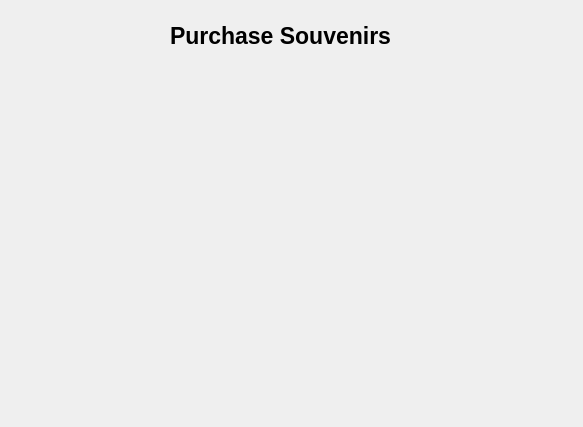
Old version of the form src/purchasesouvenirs.ui in the repository brianclinkenbeard/collegetour.
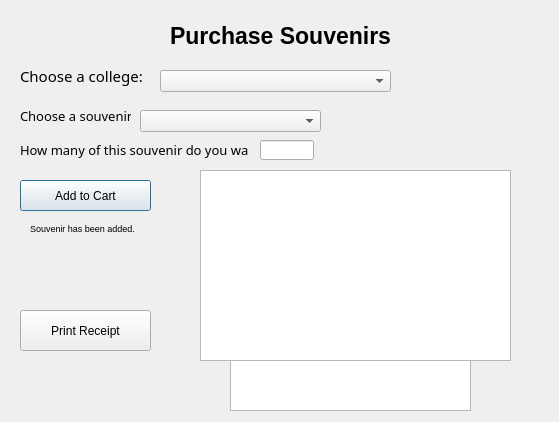
New version of the form.

Commit message: purchase souvenirs

What changed in the file:
```diff
--- a/src/purchasesouvenirs.ui
+++ b/src/purchasesouvenirs.ui
@@ -6,8 +6,8 @@
    <rect>
     <x>0</x>
     <y>0</y>
-    <width>583</width>
-    <height>427</height>
+    <width>559</width>
+    <height>422</height>
    </rect>
   </property>
   <property name="windowTitle">
@@ -34,17 +34,175 @@
     <string>Purchase Souvenirs</string>
    </property>
   </widget>
-  <widget class="QWidget" name="gridLayoutWidget">
+  <widget class="QComboBox" name="comboBox_college">
    <property name="geometry">
     <rect>
-     <x>40</x>
-     <y>80</y>
-     <width>511</width>
-     <height>141</height>
+     <x>160</x>
+     <y>70</y>
+     <width>231</width>
+     <height>22</height>
     </rect>
    </property>
-   <layout class="QGridLayout" name="purchaseLayout"/>
   </widget>
+  <widget class="QLabel" name="label_2">
+   <property name="geometry">
+    <rect>
+     <x>20</x>
+     <y>60</y>
+     <width>151</width>
+     <height>31</height>
+    </rect>
+   </property>
+   <property name="font">
+    <font>
+     <family>Rockwell</family>
+     <pointsize>11</pointsize>
+     <weight>50</weight>
+     <bold>false</bold>
+    </font>
+   </property>
+   <property name="text">
+    <string>Choose a college:</string>
+   </property>
+  </widget>
+  <widget class="QComboBox" name="comboBox_souvenir">
+   <property name="geometry">
+    <rect>
+     <x>140</x>
+     <y>110</y>
+     <width>181</width>
+     <height>22</height>
+    </rect>
+   </property>
+  </widget>
+  <widget class="QLabel" name="label_3">
+   <property name="geometry">
+    <rect>
+     <x>20</x>
+     <y>100</y>
+     <width>111</width>
+     <height>31</height>
+    </rect>
+   </property>
+   <property name="font">
+    <font>
+     <family>Rockwell</family>
+     <pointsize>10</pointsize>
+     <weight>50</weight>
+     <bold>false</bold>
+    </font>
+   </property>
+   <property name="text">
+    <string>Choose a souvenir:</string>
+   </property>
+  </widget>
+  <widget class="QLabel" name="label_4">
+   <property name="geometry">
+    <rect>
+     <x>20</x>
+     <y>140</y>
+     <width>229</width>
+     <height>20</height>
+    </rect>
+   </property>
+   <property name="font">
+    <font>
+     <family>Rockwell</family>
+     <pointsize>10</pointsize>
+     <weight>50</weight>
+     <bold>false</bold>
+    </font>
+   </property>
+   <property name="text">
+    <string>How many of this souvenir do you want?</string>
+   </property>
+  </widget>
+  <widget class="QLineEdit" name="lineEdit_quanity">
+   <property name="geometry">
+    <rect>
+     <x>260</x>
+     <y>140</y>
+     <width>54</width>
+     <height>20</height>
+    </rect>
+   </property>
+  </widget>
+  <widget class="QPushButton" name="pushButton_add">
+   <property name="geometry">
+    <rect>
+     <x>20</x>
+     <y>180</y>
+     <width>131</width>
+     <height>31</height>
+    </rect>
+   </property>
+   <property name="text">
+    <string>Add to Cart</string>
+   </property>
+  </widget>
+  <widget class="QLabel" name="label_add">
+   <property name="geometry">
+    <rect>
+     <x>30</x>
+     <y>220</y>
+     <width>131</width>
+     <height>16</height>
+    </rect>
+   </property>
+   <property name="font">
+    <font>
+     <pointsize>7</pointsize>
+    </font>
+   </property>
+   <property name="text">
+    <string>Souvenir has been added.</string>
+   </property>
+  </widget>
+  <widget class="QTableWidget" name="tableWidget_receipt">
+   <property name="geometry">
+    <rect>
+     <x>200</x>
+     <y>170</y>
+     <width>311</width>
+     <height>191</height>
+    </rect>
+   </property>
+  </widget>
+  <widget class="QPushButton" name="pushButton_receipt">
+   <property name="geometry">
+    <rect>
+     <x>20</x>
+     <y>310</y>
+     <width>131</width>
+     <height>41</height>
+    </rect>
+   </property>
+   <property name="text">
+    <string>Print Receipt</string>
+   </property>
+  </widget>
+  <widget class="QTableWidget" name="tableWidget_total">
+   <property name="geometry">
+    <rect>
+     <x>230</x>
+     <y>360</y>
+     <width>241</width>
+     <height>51</height>
+    </rect>
+   </property>
+  </widget>
+  <zorder>label</zorder>
+  <zorder>label_2</zorder>
+  <zorder>comboBox_college</zorder>
+  <zorder>comboBox_souvenir</zorder>
+  <zorder>label_3</zorder>
+  <zorder>pushButton_add</zorder>
+  <zorder>pushButton_receipt</zorder>
+  <zorder>lineEdit_quanity</zorder>
+  <zorder>label_4</zorder>
+  <zorder>label_add</zorder>
+  <zorder>tableWidget_receipt</zorder>
+  <zorder>tableWidget_total</zorder>
  </widget>
  <resources/>
  <connections/>
```
The commit also changes 2 other files.
